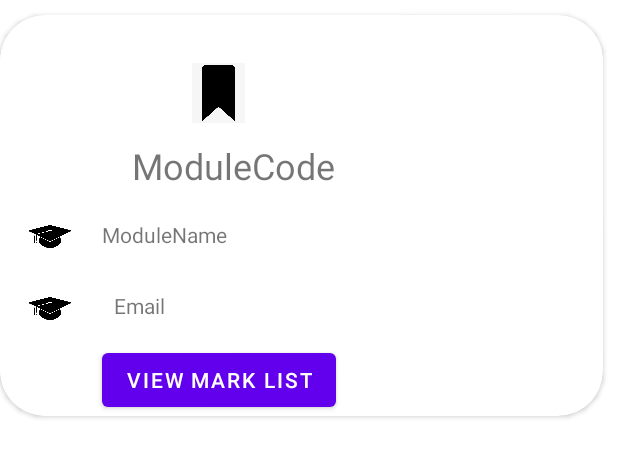
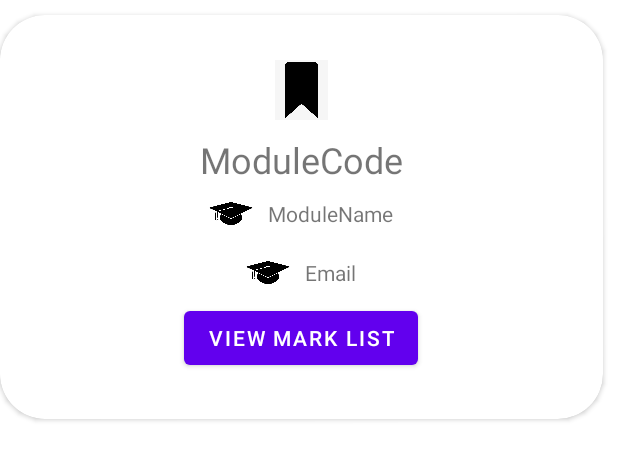
Before and after one commit to hokhaminh/ExamEdu-Android, an Android app: the layout module_item.xml on its own in the app's theme, with its tools: preview values and no code run, on a phone screen of 412 x 824 dp. Shown: the top 460 px of the screen. Run offline under Robolectric (Android 15) with nearby library versions, the phone set to English and light mode, and no system bars; network calls fail.

Commit message:
Fix design module item

```diff
--- a/app/src/main/java/com/example/examedu_android/BaseActivity.java
+++ b/app/src/main/java/com/example/examedu_android/BaseActivity.java
@@ -156,7 +156,7 @@ public class BaseActivity extends AppCompatActivity implements NavigationView.On
                 startActivity(new Intent(this, ExamScheduleActivity.class));
                 break;
             case R.id.nav_mark_report:
-                startActivity(new Intent(this, SubmitExamActivity.class));
+                startActivity(new Intent(this, ModuleListActivity.class));
                 finish();
                 break;
         }
--- a/app/src/main/res/layout/activity_module_list.xml
+++ b/app/src/main/res/layout/activity_module_list.xml
@@ -37,7 +37,7 @@
 
         <androidx.recyclerview.widget.RecyclerView
             android:id="@+id/recycleViewModule"
-            android:layout_width="wrap_content"
+            android:layout_width="match_parent"
             android:layout_height="match_parent"
             android:layout_gravity="center_horizontal"
             android:layout_marginStart="25dp"
--- a/app/src/main/res/layout/module_item.xml
+++ b/app/src/main/res/layout/module_item.xml
@@ -10,86 +10,80 @@
     android:layout_marginEnd="10dp"
     app:cardCornerRadius="30dp">
 
-    <androidx.constraintlayout.widget.ConstraintLayout
+    <LinearLayout
         android:layout_width="match_parent"
-        android:layout_height="match_parent">
+        android:layout_height="match_parent"
+        android:gravity="center"
+        android:padding="30dp"
+        android:orientation="vertical">
 
         <ImageView
             android:layout_width="35dp"
             android:layout_height="40dp"
+            android:layout_marginBottom="10dp"
             android:layout_centerHorizontal="true"
-            android:layout_marginStart="128dp"
-            android:layout_marginTop="32dp"
             android:scaleType="fitXY"
-            android:src="@drawable/bookmark_icon"
-            app:layout_constraintStart_toStartOf="parent"
-            app:layout_constraintTop_toTopOf="parent" />
+            android:src="@drawable/bookmark_icon" />
+
+        <TextView
+            android:id="@+id/moduleCodeItem"
+            android:layout_width="wrap_content"
+            android:layout_height="wrap_content"
+            android:text="ModuleCode"
+            android:textSize="24sp" />
+
+        <LinearLayout
+            android:layout_width="match_parent"
+            android:layout_height="wrap_content"
+            android:gravity="center"
+            android:padding="10dp"
+            android:orientation="horizontal">
+
+            <ImageView
+                android:id="@+id/imageView2"
+                android:layout_width="29dp"
+                android:layout_height="15dp"
+                android:layout_marginRight="10dp"
+                android:scaleType="fitXY"
+                android:src="@drawable/graduation_cap_icon" />
 
             <TextView
                 android:id="@+id/moduleNameItem"
                 android:layout_width="wrap_content"
                 android:layout_height="wrap_content"
                 android:layout_centerHorizontal="true"
-            android:layout_marginStart="68dp"
-            android:layout_marginTop="20dp"
                 android:gravity="center"
-            android:text="ModuleName"
-            app:layout_constraintStart_toStartOf="parent"
-            app:layout_constraintTop_toBottomOf="@+id/moduleCodeItem" />
+                android:text="ModuleName" />
+        </LinearLayout>
 
-        <ImageView
-            android:id="@+id/imageView2"
-            android:layout_width="29dp"
-            android:layout_height="15dp"
-            android:layout_marginTop="140dp"
-            android:layout_marginEnd="20dp"
-            android:scaleType="fitXY"
-            android:src="@drawable/graduation_cap_icon"
-            app:layout_constraintEnd_toStartOf="@+id/moduleNameItem"
-            app:layout_constraintTop_toTopOf="parent" />
-
-        <TextView
-            android:id="@+id/moduleCodeItem"
-            android:layout_width="wrap_content"
-            android:layout_height="wrap_content"
-            android:layout_marginStart="88dp"
-            android:layout_marginTop="84dp"
-            android:text="ModuleCode"
-            android:textSize="24sp"
-            app:layout_constraintStart_toStartOf="parent"
-            app:layout_constraintTop_toTopOf="parent" />
+        <LinearLayout
+            android:gravity="center"
+            android:paddingVertical="10dp"
+            android:paddingHorizontal="5dp"
+            android:layout_width="match_parent"
+            android:layout_height="wrap_content">
 
             <ImageView
                 android:layout_width="29dp"
                 android:layout_height="15dp"
-            android:layout_marginTop="188dp"
-            android:layout_marginEnd="28dp"
+                android:layout_marginRight="10dp"
                 android:scaleType="fitXY"
-            android:src="@drawable/graduation_cap_icon"
-            app:layout_constraintEnd_toStartOf="@+id/teacherMailItem"
-            app:layout_constraintTop_toTopOf="parent" />
+                android:src="@drawable/graduation_cap_icon" />
 
             <TextView
                 android:id="@+id/teacherMailItem"
                 android:layout_width="wrap_content"
                 android:layout_height="wrap_content"
                 android:layout_centerHorizontal="true"
-            android:layout_marginStart="76dp"
-            android:layout_marginTop="28dp"
-            android:text="Email"
-            app:layout_constraintStart_toStartOf="parent"
-            app:layout_constraintTop_toBottomOf="@+id/moduleNameItem" />
+                android:text="Email" />
+        </LinearLayout>
 
         <Button
             android:id="@+id/viewMarkBtn"
             android:layout_width="wrap_content"
-            android:layout_height="0dp"
+            android:layout_height="wrap_content"
             android:layout_centerHorizontal="true"
-            android:layout_marginStart="68dp"
-            android:layout_marginTop="16dp"
             android:gravity="center"
-            android:text="View Mark List"
-            app:layout_constraintStart_toStartOf="parent"
-            app:layout_constraintTop_toBottomOf="@+id/teacherMailItem" />
-    </androidx.constraintlayout.widget.ConstraintLayout>
+            android:text="View Mark List" />
+    </LinearLayout>
 </androidx.cardview.widget.CardView>
```
Lines whose indentation alone changed are shown as unchanged.
